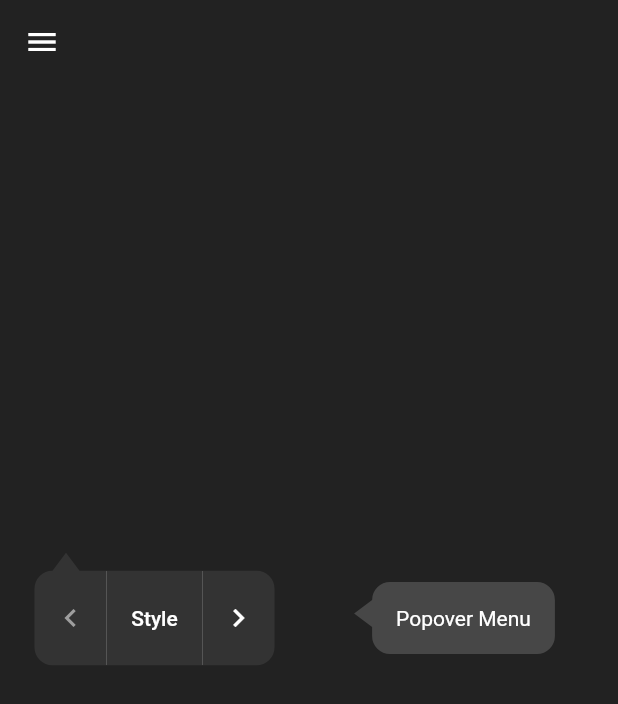
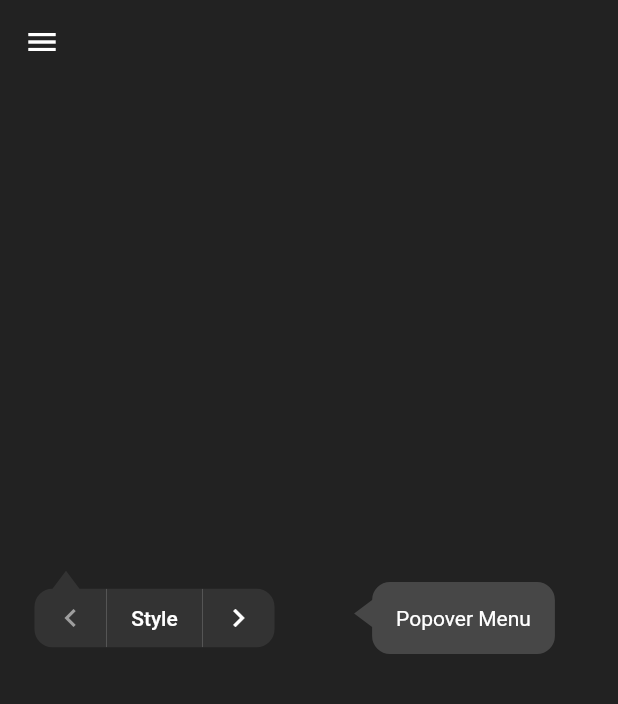
Before and after one commit to Flutter-Bounty-Hunters/overlord, a Flutter app: the screen it shows after launch, on a phone screen of 412 x 824 dp. Shown: the top 704 px of the screen. Run offline on Flutter 3.47's test engine with Material 2 defaults, Android fonts, the phone set to English and light mode, and no system bars; missing offline and left inert: follow_the_leader.

Commit message:
Change popover menu to enforce the final height

```diff
--- a/lib/src/cupertino/cupertino_toolbar.dart
+++ b/lib/src/cupertino/cupertino_toolbar.dart
@@ -143,25 +143,20 @@ class _CupertinoPopoverToolbarState extends State<CupertinoPopoverToolbar> {
       focalPoint: widget.focalPoint,
       allowHorizontalArrow: false,
       padding: widget.padding,
-      useArrowArea: true,
+      extendAndClipContentOverArrow: true,
       child: _buildContent(),
     );
   }
 
   Widget _buildContent() {
-    // Expand the height so the buttons can be displayed over the arrow.
-    // Multiply by two because the menu reserves space for the arrow both
-    // above and bellow the content.
-    final height = widget.height + (widget.arrowLength * 2);
-
     return AnimatedBuilder(
       animation: _controller,
       builder: (context, child) {
         return SizedBox(
-          height: height,
+          height: widget.height,
           child: _IosToolbarMenuContent(
             controller: _controller,
-            height: height,
+            height: widget.height,
             previousButton: _buildPreviousPageButton(),
             nextButton: _buildNextPageButton(),
             pages: widget.pages,
@@ -411,8 +406,13 @@ class _RenderIosPagedMenu extends RenderBox
 
   @override
   void performLayout() {
+    // Don't enforce tight constraints on the children.
+    // If we get tight constraints, we still want to let the children
+    // decide its width.
+    final looseConstraints = constraints.loosen();
+
     if (autoPaginated) {
-      _computePages();
+      _pages = _computePages(looseConstraints);
     }
     _scheduleUpdateControllerPageCount();
 
@@ -421,11 +421,16 @@ class _RenderIosPagedMenu extends RenderBox
     // Children include the navigation buttons.
     final children = getChildrenAsList();
 
+    // If we have to be a fixed height, ignore our desired height.
+    final effectiveHeight = constraints.hasTightHeight //
+        ? constraints.minHeight
+        : height;
+
     // Force the children to use a fixed height.
-    final innerConstraints = constraints.enforce(
+    final innerConstraints = looseConstraints.enforce(
       BoxConstraints(
-        minHeight: height,
-        maxHeight: height,
+        minHeight: effectiveHeight,
+        maxHeight: effectiveHeight,
       ),
     );
 
@@ -444,7 +449,7 @@ class _RenderIosPagedMenu extends RenderBox
       // Computes previous button position.
       final previousButton = children.first;
       final previousButtonParentData = previousButton.parentData as _IosPagerParentData;
-      previousButtonParentData.offset = Offset(accumulatedWith, (height - previousButton.size.height) / 2);
+      previousButtonParentData.offset = Offset(accumulatedWith, (effectiveHeight - previousButton.size.height) / 2);
 
       // Update current width.
       accumulatedWith += previousButton.size.width;
@@ -455,7 +460,7 @@ class _RenderIosPagedMenu extends RenderBox
       final child = children[i];
       final childSize = child.size;
       final childParentData = child.parentData as _IosPagerParentData;
-      childParentData.offset = Offset(accumulatedWith, (height - childSize.height) / 2);
+      childParentData.offset = Offset(accumulatedWith, (effectiveHeight - childSize.height) / 2);
 
       // Update current width.
       accumulatedWith += childSize.width;
@@ -465,13 +470,70 @@ class _RenderIosPagedMenu extends RenderBox
       // Computes next button position.
       final nextButton = children.last;
       final nextButtonButtonParentData = nextButton.parentData as _IosPagerParentData;
-      nextButtonButtonParentData.offset = Offset(accumulatedWith, (height - nextButton.size.height) / 2);
+      nextButtonButtonParentData.offset = Offset(accumulatedWith, (effectiveHeight - nextButton.size.height) / 2);
 
       // Update current width.
       accumulatedWith += nextButton.size.width;
     }
 
-    size = Size(accumulatedWith, height);
+    size = constraints.constrain(Size(accumulatedWith, effectiveHeight));
+  }
+
+  @override
+  Size computeDryLayout(BoxConstraints constraints) {
+    // Don't enforce tight constraints on the children.
+    // If we get tight constraints, we still want to let the children
+    // decide its width.
+    final looseConstraints = constraints.loosen();
+
+    final pages = autoPaginated //
+        ? _computePages(looseConstraints)
+        : _pages;
+
+    bool hasMultiplePages = pages?.isNotEmpty ?? false;
+
+    // Children include the navigation buttons.
+    final children = getChildrenAsList();
+
+    // If we have to be a fixed height, ignore our desired height.
+    final effectiveHeight = constraints.hasTightHeight //
+        ? constraints.minHeight
+        : height;
+
+    // Force the children to use a fixed height.
+    final innerConstraints = looseConstraints.enforce(
+      BoxConstraints(
+        minHeight: effectiveHeight,
+        maxHeight: effectiveHeight,
+      ),
+    );
+
+    // Page to be displayed.
+    final currentPage = pages![_controller.currentPage - 1];
+
+    double accumulatedWith = 0;
+
+    if (hasMultiplePages) {
+      final previousButton = children.first;
+
+      // Update current width.
+      accumulatedWith += previousButton.getDryLayout(innerConstraints).width;
+    }
+
+    for (int i = currentPage.startingIndex; i < currentPage.endingIndex; i++) {
+      // Update current width.
+      accumulatedWith += children[i].getDryLayout(innerConstraints).width;
+    }
+
+    if (hasMultiplePages) {
+      // Computes next button position.
+      final nextButton = children.last;
+
+      // Update current width.
+      accumulatedWith += nextButton.getDryLayout(innerConstraints).width;
+    }
+
+    return Size(accumulatedWith, effectiveHeight);
   }
 
   @override
@@ -574,7 +636,7 @@ class _RenderIosPagedMenu extends RenderBox
   /// This is used when the toolbar is configured to automatically compute the pages.
   ///
   /// Each page will contain as many items as possible, respecting the available width.
-  void _computePages() {
+  List<_MenuPageInfo> _computePages(BoxConstraints constraints) {
     final pages = <_MenuPageInfo>[];
     int currentPageStartingIndex = 1;
 
@@ -589,7 +651,7 @@ class _RenderIosPagedMenu extends RenderBox
     double currentPageWidth = 0.0;
     double buttonsWidth = previousButtonSize.width + nextButtonSize.width;
 
-    for (int i = 1; i < children.length; i++) {
+    for (int i = 1; i < children.length - 1; i++) {
       final child = children[i];
       final isLastChild = i == children.length - 1;
 
@@ -621,7 +683,7 @@ class _RenderIosPagedMenu extends RenderBox
       ),
     );
 
-    _pages = pages;
+    return pages;
   }
 
   void _scheduleUpdateControllerPageCount() {
```
Also changed, not shown: lib/src/cupertino/cupertino_popover_menu.dart (+11 -1 lines).
